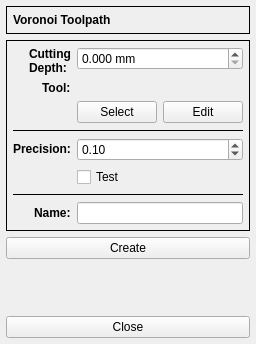
The window that G2G/forms/voronoiform.ui (aLDime/GERBER_X2) describes before a commit, drawn with Qt 5.
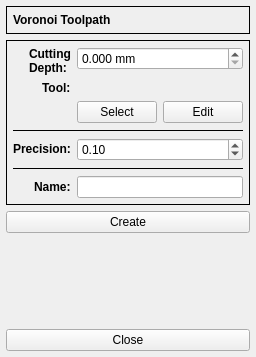
The same window after the commit. Custom widgets are drawn as their Qt base class.

The edit to the form file:
```diff
--- a/G2G/forms/voronoiform.ui
+++ b/G2G/forms/voronoiform.ui
@@ -7,7 +7,7 @@
     <x>0</x>
     <y>0</y>
     <width>244</width>
-    <height>344</height>
+    <height>357</height>
    </rect>
   </property>
   <property name="windowTitle">
@@ -200,7 +200,7 @@
         </property>
        </widget>
       </item>
-      <item row="6" column="0" colspan="2">
+      <item row="5" column="0" colspan="2">
        <widget class="Line" name="line_2">
         <property name="frameShadow">
          <enum>QFrame::Plain</enum>
@@ -210,7 +210,7 @@
         </property>
        </widget>
       </item>
-      <item row="7" column="0">
+      <item row="6" column="0">
        <widget class="QLabel" name="label_6">
         <property name="font">
          <font>
@@ -223,16 +223,9 @@
         </property>
        </widget>
       </item>
-      <item row="7" column="1">
+      <item row="6" column="1">
        <widget class="QLineEdit" name="leName"/>
       </item>
-      <item row="5" column="1">
-       <widget class="QCheckBox" name="checkBox">
-        <property name="text">
-         <string>Test</string>
-        </property>
-       </widget>
-      </item>
      </layout>
     </widget>
    </item>
```
